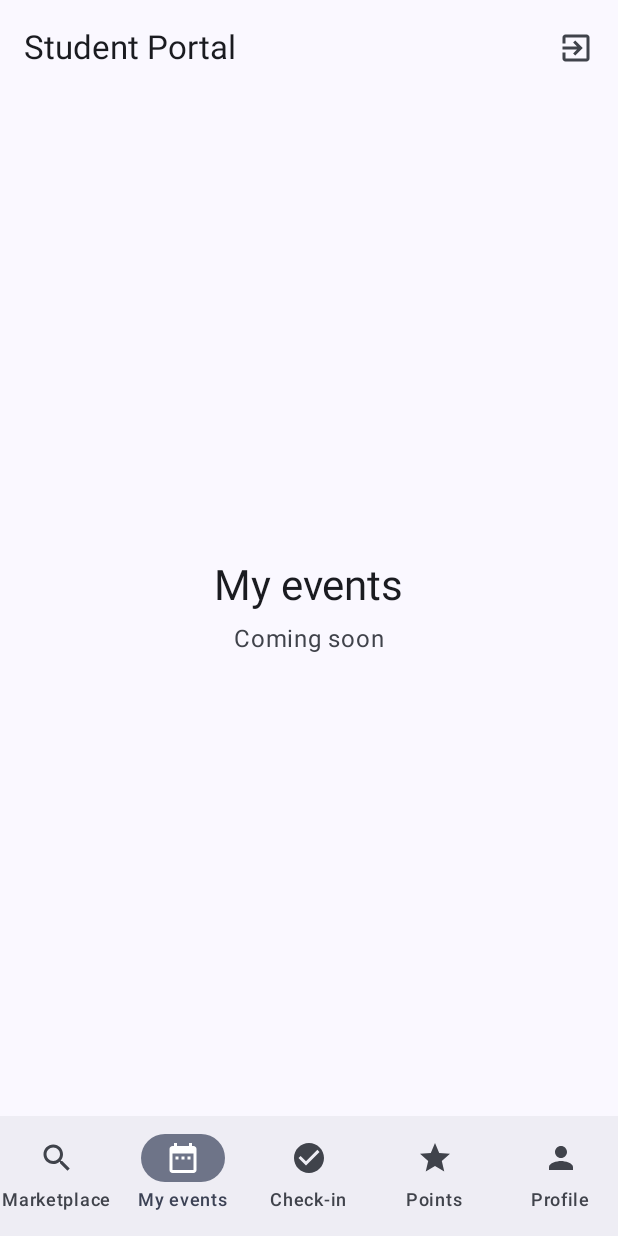
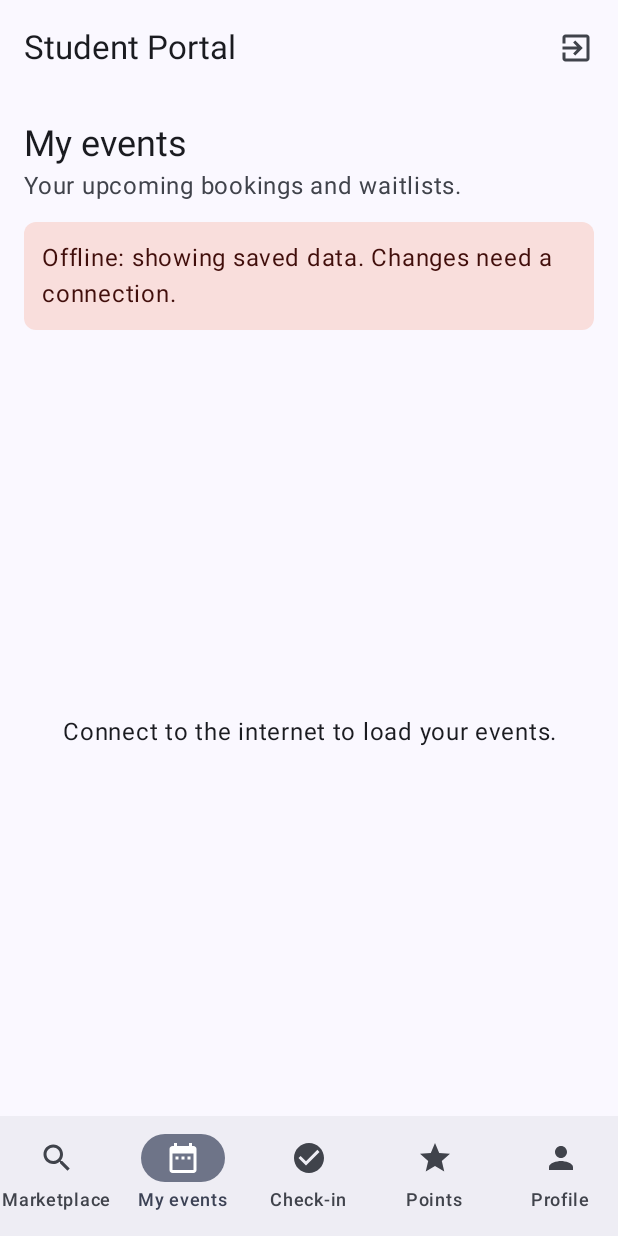
Before and after one commit to Shreya-1910/Group-H-mobile-device-programming, an Android app built with Jetpack Compose: the StudentHome screen opened through its navigation route, item 2 of the bottom bar chosen, on a phone screen of 412 x 824 dp. Run offline under Robolectric (Android 15) with nearby library versions, the phone set to English and light mode, and no system bars; our stand-ins replace Firebase (no records; nobody signed in at launch, a user with empty details on screens opened directly); 1 statement that could not run was skipped.

Commit message:
R4-S10 done with tests

```diff
--- a/app/src/main/java/com/mdpgroup08/scpd/ui/navigation/RoleHomes.kt
+++ b/app/src/main/java/com/mdpgroup08/scpd/ui/navigation/RoleHomes.kt
@@ -60,6 +60,7 @@ import androidx.core.content.ContextCompat
 import androidx.lifecycle.viewmodel.compose.viewModel
 import com.mdpgroup08.scpd.viewmodel.AppViewModelProvider
 import com.mdpgroup08.scpd.viewmodel.StudentRemindersViewModel
+import com.mdpgroup08.scpd.ui.student.StudentEventsScreen
 
 /** One bottom-bar tab. */
 data class Tab(
@@ -141,8 +142,12 @@ fun StudentHome(onLogOut: () -> Unit) {
                 MarketplaceScreen(onOpenEvent = { /* details screen comes next */ })
             }
 
+            // R4-S10: the student's bookings and waitlists, also offline
             composable("student_my_events") {
-                ComingSoonScreen("My events")
+                StudentEventsScreen(
+                    onOpenEvent = { id -> tabNav.navigate("student_event/$id") },
+                    onBrowse = { tabNav.navigate("student_marketplace") { launchSingleTop = true } }
+                )
             }
 
             composable("student_check_in") {
--- /dev/null
+++ b/app/src/main/java/com/mdpgroup08/scpd/ui/student/StudentEventsScreen.kt
@@ -0,0 +1,151 @@
+package com.mdpgroup08.scpd.ui.student
+
+import androidx.compose.foundation.layout.Arrangement
+import androidx.compose.foundation.layout.Column
+import androidx.compose.foundation.layout.Row
+import androidx.compose.foundation.layout.Spacer
+import androidx.compose.foundation.layout.fillMaxSize
+import androidx.compose.foundation.layout.fillMaxWidth
+import androidx.compose.foundation.layout.height
+import androidx.compose.foundation.layout.padding
+import androidx.compose.foundation.lazy.LazyColumn
+import androidx.compose.foundation.lazy.items
+import androidx.compose.foundation.shape.RoundedCornerShape
+import androidx.compose.material3.Button
+import androidx.compose.material3.Card
+import androidx.compose.material3.CircularProgressIndicator
+import androidx.compose.material3.MaterialTheme
+import androidx.compose.material3.Surface
+import androidx.compose.material3.Text
+import androidx.compose.runtime.Composable
+import androidx.compose.runtime.getValue
+import androidx.compose.ui.Alignment
+import androidx.compose.ui.Modifier
+import androidx.compose.ui.graphics.Color
+import androidx.compose.ui.platform.testTag
+import androidx.compose.ui.text.font.FontWeight
+import androidx.compose.ui.text.style.TextAlign
+import androidx.compose.ui.unit.dp
+import androidx.lifecycle.compose.collectAsStateWithLifecycle
+import androidx.lifecycle.viewmodel.compose.viewModel
+import com.mdpgroup08.scpd.ui.components.CenteredContent
+import com.mdpgroup08.scpd.ui.components.ErrorWithRetry
+import com.mdpgroup08.scpd.ui.components.OfflineBanner
+import com.mdpgroup08.scpd.viewmodel.AppViewModelProvider
+import com.mdpgroup08.scpd.viewmodel.StudentEventItem
+import com.mdpgroup08.scpd.viewmodel.StudentEventStatus
+import com.mdpgroup08.scpd.viewmodel.StudentEventsList
+import com.mdpgroup08.scpd.viewmodel.StudentEventsViewModel
+import java.text.SimpleDateFormat
+import java.util.Date
+import java.util.Locale
+
+/** Student "My events" (R4-S10). Tap an event to see details, cancel or leave the waitlist. */
+@Composable
+fun StudentEventsScreen(
+    onOpenEvent: (String) -> Unit,
+    onBrowse: () -> Unit,
+    viewModel: StudentEventsViewModel = viewModel(factory = AppViewModelProvider.Factory)
+) {
+    val state by viewModel.uiState.collectAsStateWithLifecycle()
+
+    Column(Modifier.fillMaxSize().padding(horizontal = 16.dp)) {
+        Spacer(Modifier.height(16.dp))
+        Text("My events", style = MaterialTheme.typography.headlineSmall)
+        Text("Your upcoming bookings and waitlists.", color = MaterialTheme.colorScheme.onSurfaceVariant)
+        Spacer(Modifier.height(12.dp))
+
+        if (state.isOffline) {
+            OfflineBanner("Offline: showing saved data. Changes need a connection.")
+            Spacer(Modifier.height(12.dp))
+        }
+
+        when (val list = state.list) {
+            StudentEventsList.Loading -> CenteredContent { CircularProgressIndicator() }
+            is StudentEventsList.Error -> ErrorWithRetry(list.message, viewModel::load)
+            is StudentEventsList.Loaded ->
+                if (list.isEmpty) {
+                    CenteredContent {
+                        if (state.isOffline) {
+                            // R4-S10 EX1: nothing saved on this phone yet
+                            Text(
+                                "Connect to the internet to load your events.",
+                                textAlign = TextAlign.Center,
+                                modifier = Modifier.testTag("my_events_empty")
+                            )
+                        } else {
+                            Text(
+                                "You haven't booked any upcoming events yet.",
+                                textAlign = TextAlign.Center,
+                                modifier = Modifier.testTag("my_events_empty")
+                            )
+                            Spacer(Modifier.height(8.dp))
+                            Button(onClick = onBrowse) { Text("Browse the Marketplace") }
+                        }
+                    }
+                } else {
+                    LazyColumn(verticalArrangement = Arrangement.spacedBy(12.dp)) {
+                        if (list.booked.isNotEmpty()) {
+                            item { SectionTitle("Booked (${list.booked.size})") }
+                            items(list.booked, key = { "b_${it.event.id}" }) { StudentEventCard(it) { onOpenEvent(it.event.id) } }
+                        }
+                        if (list.waitlisted.isNotEmpty()) {
+                            item { SectionTitle("On a waitlist (${list.waitlisted.size})") }
+                            items(list.waitlisted, key = { "w_${it.event.id}" }) { StudentEventCard(it) { onOpenEvent(it.event.id) } }
+                        }
+                        item { Spacer(Modifier.height(16.dp)) }
+                    }
+                }
+        }
+    }
+}
+
+@Composable
+private fun SectionTitle(text: String) {
+    Text(text, style = MaterialTheme.typography.titleSmall, modifier = Modifier.padding(top = 4.dp))
+}
+
+@Composable
+private fun StudentEventCard(item: StudentEventItem, onClick: () -> Unit) {
+    val event = item.event
+    val dateFormat = SimpleDateFormat("EEE d MMM, h:mm a", Locale.getDefault())
+    val timeFormat = SimpleDateFormat("h:mm a", Locale.getDefault())
+
+    Card(onClick = onClick, modifier = Modifier.fillMaxWidth().testTag("my_event_${event.id}")) {
+        Column(Modifier.padding(16.dp)) {
+            Row(Modifier.fillMaxWidth(), verticalAlignment = Alignment.CenterVertically) {
+                Text(event.title, style = MaterialTheme.typography.titleMedium, modifier = Modifier.weight(1f))
+                StatusChip(item.status)
+            }
+            Text(event.clubName.ifBlank { "Club" }, color = MaterialTheme.colorScheme.onSurfaceVariant)
+            Spacer(Modifier.height(4.dp))
+            Text("${dateFormat.format(Date(event.startTime))} – ${timeFormat.format(Date(event.endTime))}")
+            Text("${event.location} • ★ ${item.points} pts", style = MaterialTheme.typography.bodySmall)
+            val status = item.status
+            if (status is StudentEventStatus.Booked && status.fromWaitlist) {
+                Text(
+                    "You got this place from the waitlist.",
+                    style = MaterialTheme.typography.bodySmall,
+                    fontWeight = FontWeight.SemiBold,
+                    color = MaterialTheme.colorScheme.primary,
+                    modifier = Modifier.padding(top = 4.dp)
+                )
+            }
+        }
+    }
+}
+
+/** Colour + symbol + word, so status never relies on colour alone. */
+@Composable
+private fun StatusChip(status: StudentEventStatus) {
+    val (label, color) = when (status) {
+        is StudentEventStatus.Booked -> "✓ Booked" to Color(0xFF2E7D32)
+        is StudentEventStatus.Waitlisted -> "⏳ Waitlist #${status.position}" to Color(0xFFB45309)
+    }
+    Surface(color = color, shape = RoundedCornerShape(50)) {
+        Text(
+            label, color = Color.White, style = MaterialTheme.typography.labelMedium,
+            modifier = Modifier.padding(horizontal = 10.dp, vertical = 4.dp)
+        )
+    }
+}
--- a/app/src/main/java/com/mdpgroup08/scpd/viewmodel/AppViewModelProvider.kt
+++ b/app/src/main/java/com/mdpgroup08/scpd/viewmodel/AppViewModelProvider.kt
@@ -103,6 +103,11 @@ object AppViewModelProvider {
             val c = scpdApplication().container
             StudentRemindersViewModel(c.bookingRepository, c.eventRepository, c.reminderScheduler)
         }
+
+        initializer {
+            val c = scpdApplication().container
+            StudentEventsViewModel(c.bookingRepository, c.eventRepository, c.networkMonitor)
+        }
     }
 }
 
--- /dev/null
+++ b/app/src/main/java/com/mdpgroup08/scpd/viewmodel/StudentEventsViewModel.kt
@@ -0,0 +1,94 @@
+package com.mdpgroup08.scpd.viewmodel
+
+import androidx.lifecycle.ViewModel
+import androidx.lifecycle.viewModelScope
+import com.mdpgroup08.scpd.data.model.Booking
+import com.mdpgroup08.scpd.data.model.BookingStatus
+import com.mdpgroup08.scpd.data.model.Event
+import com.mdpgroup08.scpd.data.network.NetworkMonitor
+import com.mdpgroup08.scpd.data.repository.BookingRepository
+import com.mdpgroup08.scpd.data.repository.EventRepository
+import kotlinx.coroutines.Job
+import kotlinx.coroutines.flow.MutableStateFlow
+import kotlinx.coroutines.flow.StateFlow
+import kotlinx.coroutines.flow.asStateFlow
+import kotlinx.coroutines.flow.catch
+import kotlinx.coroutines.flow.combine
+import kotlinx.coroutines.flow.update
+import kotlinx.coroutines.launch
+
+/** Where the student stands for one event. */
+sealed interface StudentEventStatus {
+    /** [fromWaitlist]: the place came from the waitlist (R2-S5 AC2). */
+    data class Booked(val fromWaitlist: Boolean) : StudentEventStatus
+    data class Waitlisted(val position: Int) : StudentEventStatus
+}
+
+data class StudentEventItem(val event: Event, val points: Int, val status: StudentEventStatus)
+
+sealed interface StudentEventsList {
+    data object Loading : StudentEventsList
+    data class Loaded(val booked: List<StudentEventItem>, val waitlisted: List<StudentEventItem>) : StudentEventsList {
+        val isEmpty: Boolean get() = booked.isEmpty() && waitlisted.isEmpty()
+    }
+    data class Error(val message: String) : StudentEventsList
+}
+
+data class StudentEventsUiState(
+    val list: StudentEventsList = StudentEventsList.Loading,
+    val isOffline: Boolean = false
+)
+
+/** Student "My events" (R4-S10): upcoming bookings and waitlists, readable offline from the saved data. */
+class StudentEventsViewModel(
+    private val bookingRepository: BookingRepository,
+    private val eventRepository: EventRepository,
+    private val networkMonitor: NetworkMonitor,
+    private val clock: () -> Long = { System.currentTimeMillis() }
+) : ViewModel() {
+
+    private val _uiState = MutableStateFlow(StudentEventsUiState(isOffline = !networkMonitor.isOnline.value))
+    val uiState: StateFlow<StudentEventsUiState> = _uiState.asStateFlow()
+
+    private var loadJob: Job? = null
+
+    init {
+        viewModelScope.launch {
+            networkMonitor.isOnline.collect { online -> _uiState.update { it.copy(isOffline = !online) } }
+        }
+        load()
+    }
+
+    fun load() {
+        loadJob?.cancel()
+        _uiState.update { it.copy(list = StudentEventsList.Loading) }
+        loadJob = viewModelScope.launch {
+            combine(bookingRepository.getMyBookings(), eventRepository.getApprovedUpcomingEvents()) { bookings, events ->
+                build(bookings, events)
+            }
+                .catch { emit(StudentEventsList.Error("Couldn't load your events. Check your connection and try again.")) }
+                .collect { list -> _uiState.update { it.copy(list = list) } }
+        }
+    }
+
+    private fun build(bookings: List<Booking>, events: List<Event>): StudentEventsList {
+        val now = clock()
+        val myId = bookingRepository.myId()
+        val upcoming = events.filter { it.startTime > now }.sortedBy { it.startTime }
+        val myBookings = bookings.filter { it.status == BookingStatus.CONFIRMED }.associateBy { it.eventId }
+
+        val booked = upcoming.mapNotNull { event ->
+            myBookings[event.id]?.let { booking ->
+                item(event, StudentEventStatus.Booked(fromWaitlist = booking.fromWaitlist))
+            }
+        }
+        val waitlisted = upcoming
+            .filter { myId != null && myId in it.waitlist && it.id !in myBookings }
+            .map { event -> item(event, StudentEventStatus.Waitlisted(event.waitlist.indexOf(myId) + 1)) }
+
+        return StudentEventsList.Loaded(booked, waitlisted)
+    }
+
+    private fun item(event: Event, status: StudentEventStatus) =
+        StudentEventItem(event, points = event.approvedPoints ?: event.requestedPoints, status = status)
+}
```
Also changed, not shown: 2 other files.
